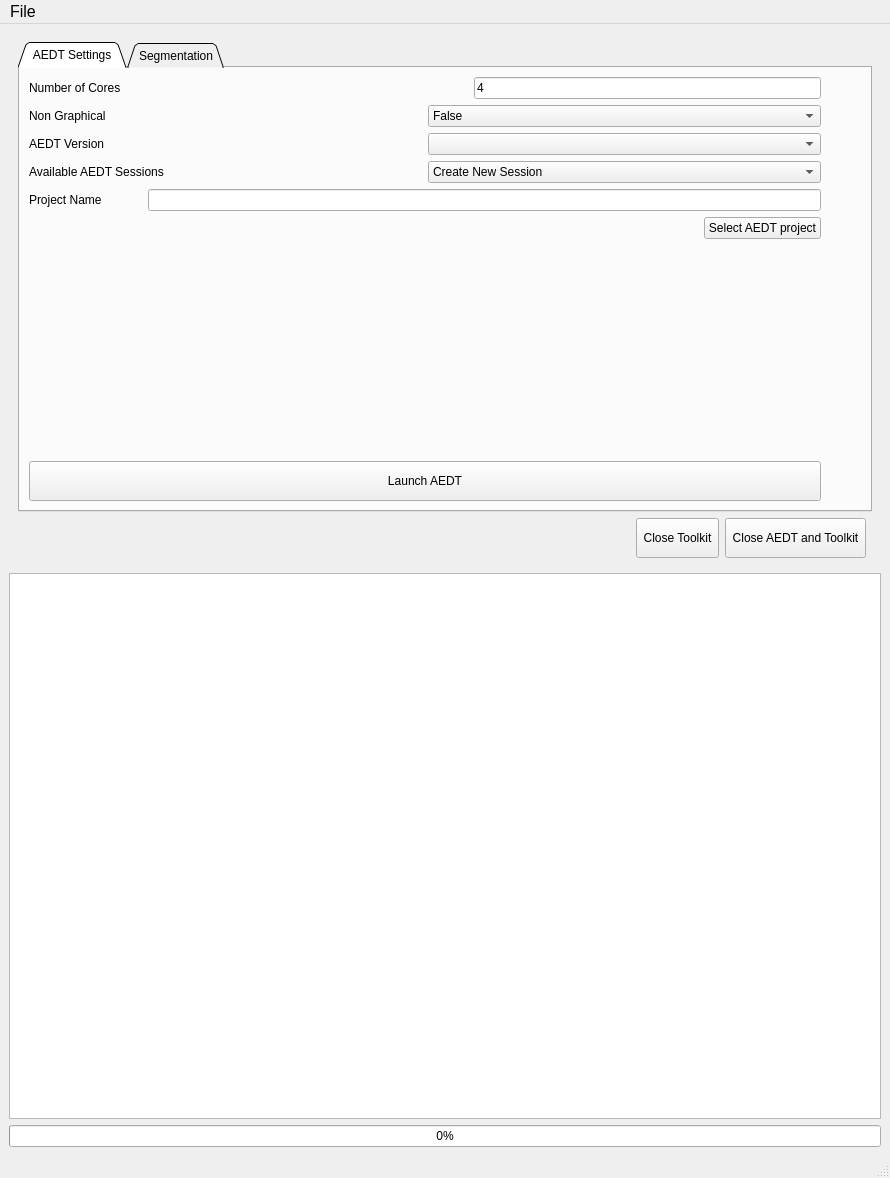
This is src/ansys/aedt/toolkits/magnet_segmentation/ui/common/toolkit.ui in ansys/magnet-segmentation-toolkit as Qt 5 draws it before an edit. The edited form follows.
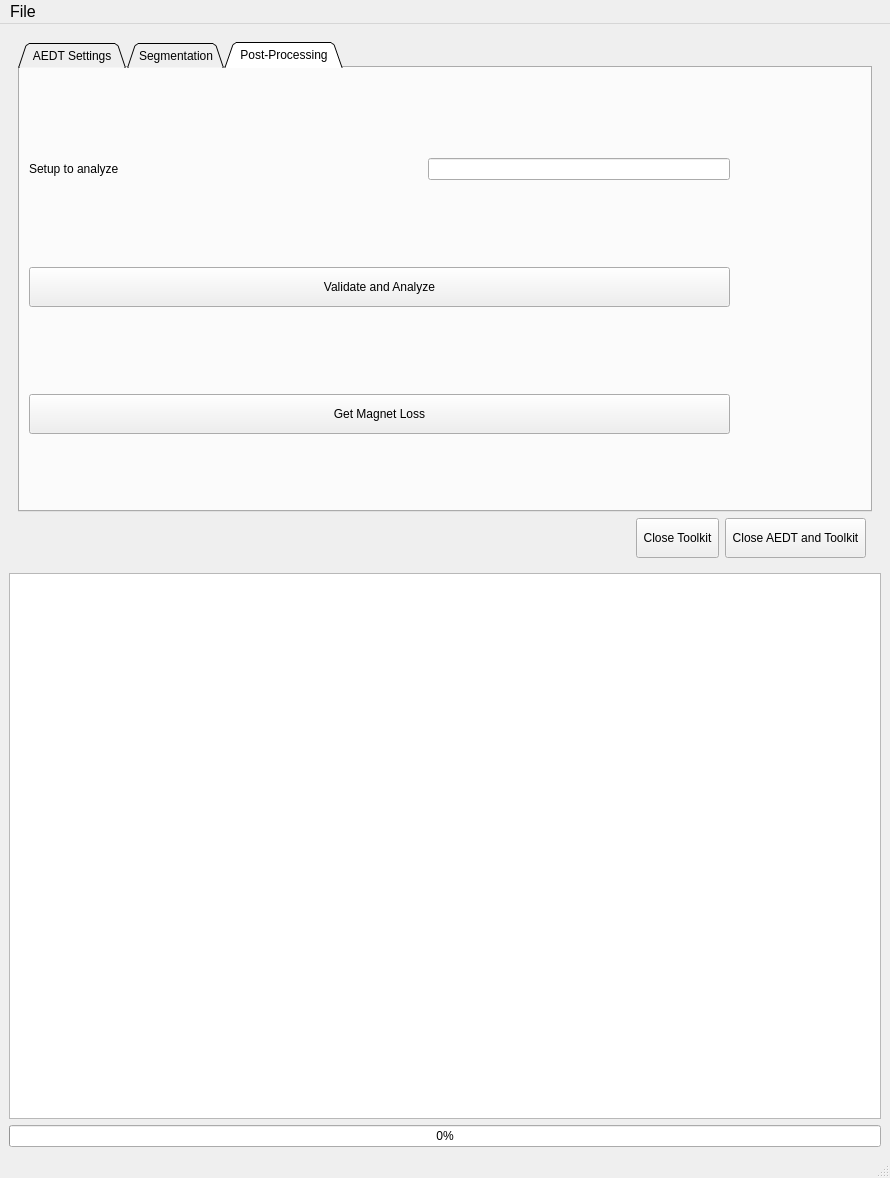
This is the edited form.

Commit message: add val check analyze and magnet loss

The edit to the form file:
```diff
--- a/src/ansys/aedt/toolkits/magnet_segmentation/ui/common/toolkit.ui
+++ b/src/ansys/aedt/toolkits/magnet_segmentation/ui/common/toolkit.ui
@@ -87,7 +87,7 @@
           <enum>QTabWidget::Triangular</enum>
          </property>
          <property name="currentIndex">
-          <number>0</number>
+          <number>2</number>
          </property>
          <widget class="QWidget" name="AEDTsettings">
           <attribute name="title">
@@ -638,6 +638,100 @@
            </item>
           </layout>
          </widget>
+         <widget class="QWidget" name="Post-Processing">
+          <attribute name="title">
+           <string> Post-Processing </string>
+          </attribute>
+          <widget class="QWidget" name="verticalLayoutWidget">
+           <property name="geometry">
+            <rect>
+             <x>9</x>
+             <y>9</y>
+             <width>701</width>
+             <height>441</height>
+            </rect>
+           </property>
+           <layout class="QVBoxLayout" name="verticalLayout_3">
+            <item>
+             <layout class="QHBoxLayout" name="horizontalLayout">
+              <item>
+               <widget class="QLabel" name="label">
+                <property name="sizePolicy">
+                 <sizepolicy hsizetype="Preferred" vsizetype="Preferred">
+                  <horstretch>0</horstretch>
+                  <verstretch>0</verstretch>
+                 </sizepolicy>
+                </property>
+                <property name="minimumSize">
+                 <size>
+                  <width>0</width>
+                  <height>0</height>
+                 </size>
+                </property>
+                <property name="text">
+                 <string>Setup to analyze</string>
+                </property>
+               </widget>
+              </item>
+              <item>
+               <spacer name="horizontalSpacer_6">
+                <property name="orientation">
+                 <enum>Qt::Horizontal</enum>
+                </property>
+                <property name="sizeHint" stdset="0">
+                 <size>
+                  <width>40</width>
+                  <height>20</height>
+                 </size>
+                </property>
+               </spacer>
+              </item>
+              <item>
+               <widget class="QLineEdit" name="setup_name"/>
+              </item>
+             </layout>
+            </item>
+            <item>
+             <widget class="QPushButton" name="validate_and_analyze">
+              <property name="minimumSize">
+               <size>
+                <width>0</width>
+                <height>40</height>
+               </size>
+              </property>
+              <property name="maximumSize">
+               <size>
+                <width>16777215</width>
+                <height>16777215</height>
+               </size>
+              </property>
+              <property name="text">
+               <string>Validate and Analyze</string>
+              </property>
+             </widget>
+            </item>
+            <item>
+             <widget class="QPushButton" name="get_magnet_loss">
+              <property name="minimumSize">
+               <size>
+                <width>0</width>
+                <height>40</height>
+               </size>
+              </property>
+              <property name="maximumSize">
+               <size>
+                <width>16777215</width>
+                <height>16777215</height>
+               </size>
+              </property>
+              <property name="text">
+               <string>Get Magnet Loss</string>
+              </property>
+             </widget>
+            </item>
+           </layout>
+          </widget>
+         </widget>
         </widget>
        </item>
       </layout>
```
Left out of the diff: 8 changed lines with no effect on the pictures. The commit also changes 9 other files.
